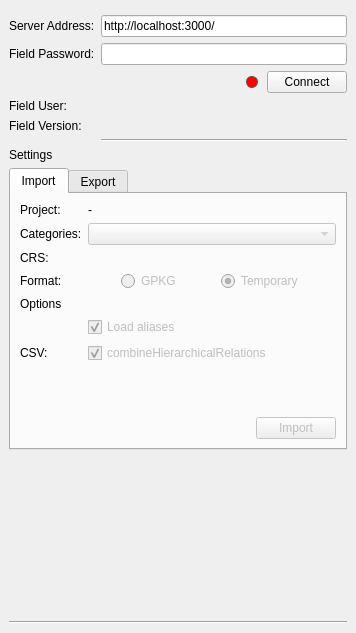
gbv/field-connect, file field_connect_dockwidget_base.ui: the form before one commit.
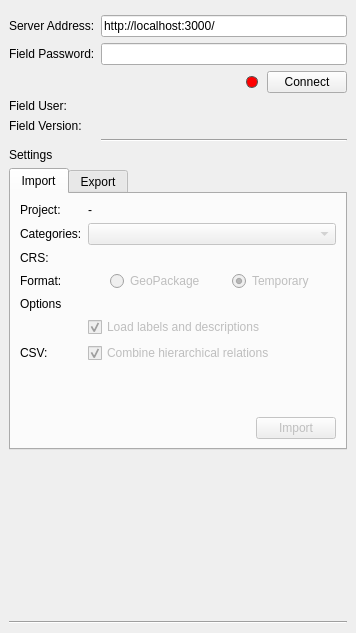
The form after the commit. Custom widgets are drawn as their Qt base class.

Commit message: Edit user interface texts, labels & descriptions

What changed in the file:
```diff
--- a/field_connect_dockwidget_base.ui
+++ b/field_connect_dockwidget_base.ui
@@ -336,7 +336,7 @@
                  <bool>false</bool>
                 </property>
                 <property name="text">
-                 <string>GPKG</string>
+                 <string>GeoPackage</string>
                 </property>
                </widget>
               </item>
@@ -404,7 +404,7 @@
                    <string>&lt;html&gt;&lt;head/&gt;&lt;body&gt;&lt;p&gt;Loads field aliases and descriptions from Field Desktop into the attribute table.&lt;br/&gt;Might increase import time&lt;/p&gt;&lt;/body&gt;&lt;/html&gt;</string>
                   </property>
                   <property name="text">
-                   <string>Load aliases</string>
+                   <string>Load labels and descriptions</string>
                   </property>
                   <property name="checked">
                    <bool>true</bool>
@@ -449,7 +449,7 @@
                  <string>&lt;html&gt;&lt;head/&gt;&lt;body&gt;&lt;p&gt;&lt;span style=&quot; font-family:'Open SansVariable','sans-serif'; font-size:16px; color:#212529; background-color:#ffffff;&quot;&gt;Combines hierarchical relations into the simplified relation &amp;quot;isChildOf&amp;quot;. Only available for CSV export. Corresponds to the checkbox &amp;quot;Combine hierarchical relations&amp;quot; in the user interface. (Default value: true)&lt;/span&gt;&lt;/p&gt;&lt;/body&gt;&lt;/html&gt;</string>
                 </property>
                 <property name="text">
-                 <string>combineHierarchicalRelations</string>
+                 <string>Combine hierarchical relations</string>
                 </property>
                 <property name="checked">
                  <bool>true</bool>
```
Left out of the diff: 12 changed lines with no effect on the pictures. The commit also changes 1 other file.
